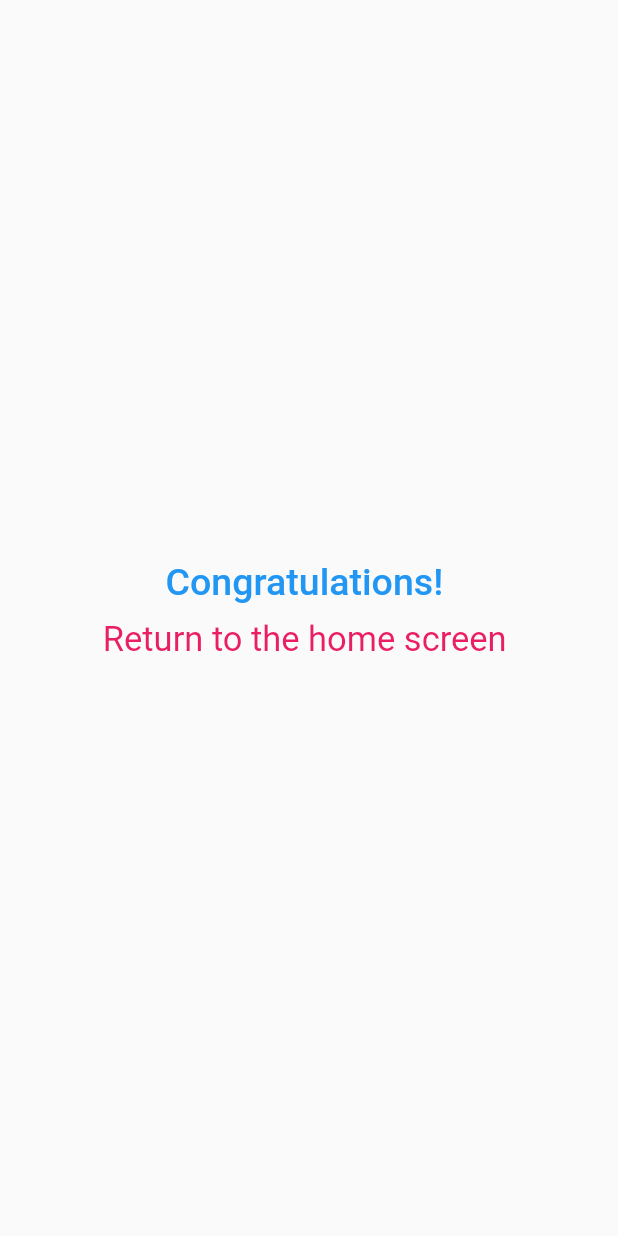
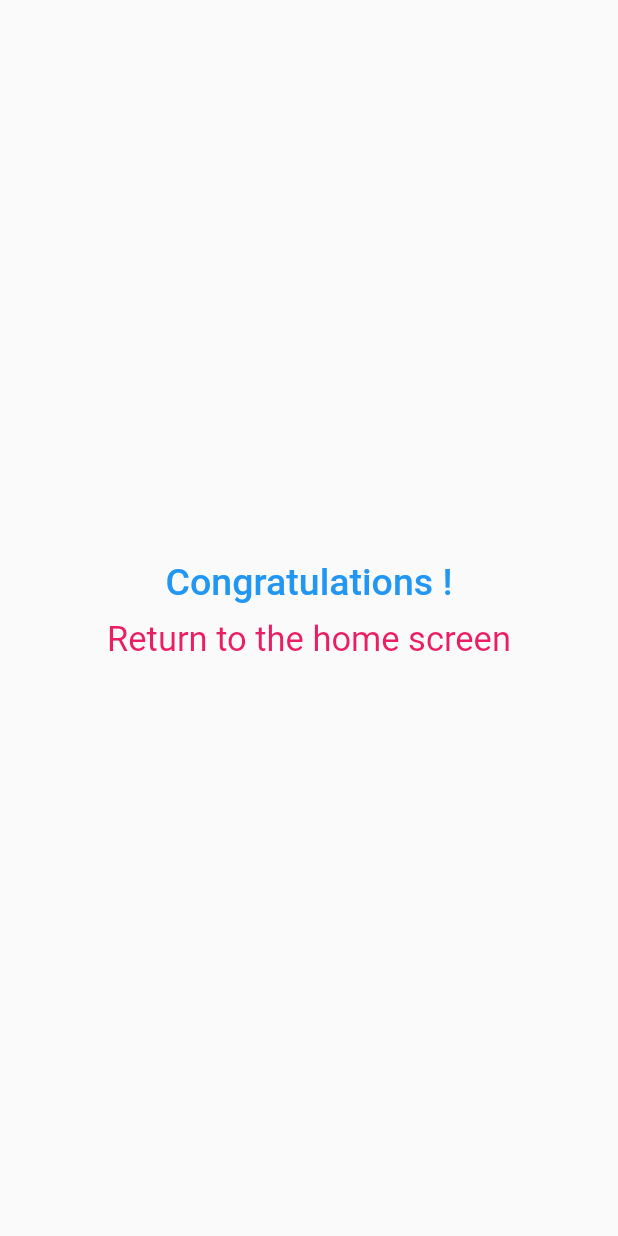
Before and after one commit to emircancavusoglu/quizApp, a Flutter app: the EndScreen screen opened directly, on a phone screen of 412 x 824 dp. Run offline on Flutter 3.47's test engine with Material 2 defaults, Android fonts, the phone set to English and light mode, and no system bars.

Commit message:
boosting readable

```diff
--- /dev/null
+++ b/lib/constants/strings.dart
@@ -0,0 +1,5 @@
+class Strings {
+  static const congratulations = "Congratulations !";
+  static const returnHome = "Return to the home screen";
+
+}
--- a/lib/endScreen.dart
+++ b/lib/endScreen.dart
@@ -1,4 +1,6 @@
 import 'package:flutter/material.dart';
+import 'package:quizApp/constants/strings.dart';
+
 
 class EndScreen extends StatelessWidget {
   const EndScreen({Key? key}) : super(key: key);
@@ -10,10 +12,10 @@ class EndScreen extends StatelessWidget {
         child: Column(
           mainAxisAlignment: MainAxisAlignment.center,
           children: [
-            const Text("Congratulations! ",style: TextStyle(fontWeight: FontWeight.w500,fontSize: 25,color: Colors.blue),),
+            const Text(Strings.congratulations,style: TextStyle(fontWeight: FontWeight.w500,fontSize: 25,color: Colors.blue),),
             TextButton(onPressed: (){
               Navigator.of(context).pop();
-            },child: const Text("Return to the home screen ",style: TextStyle(fontSize: 23,fontWeight: FontWeight.w400,color: Colors.pink),
+            },child: const Text(Strings.returnHome,style: TextStyle(fontSize: 23,fontWeight: FontWeight.w400,color: Colors.pink),
             ),
             )
           ],
```
Also changed, not shown: pubspec.lock, 1 other file.
